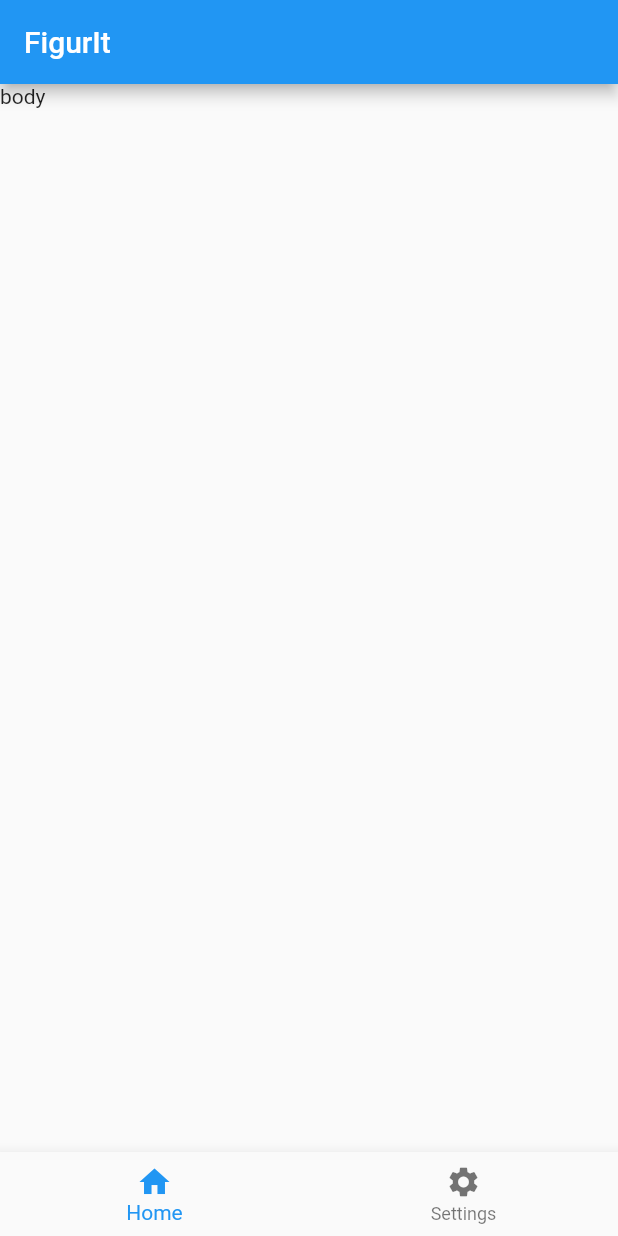
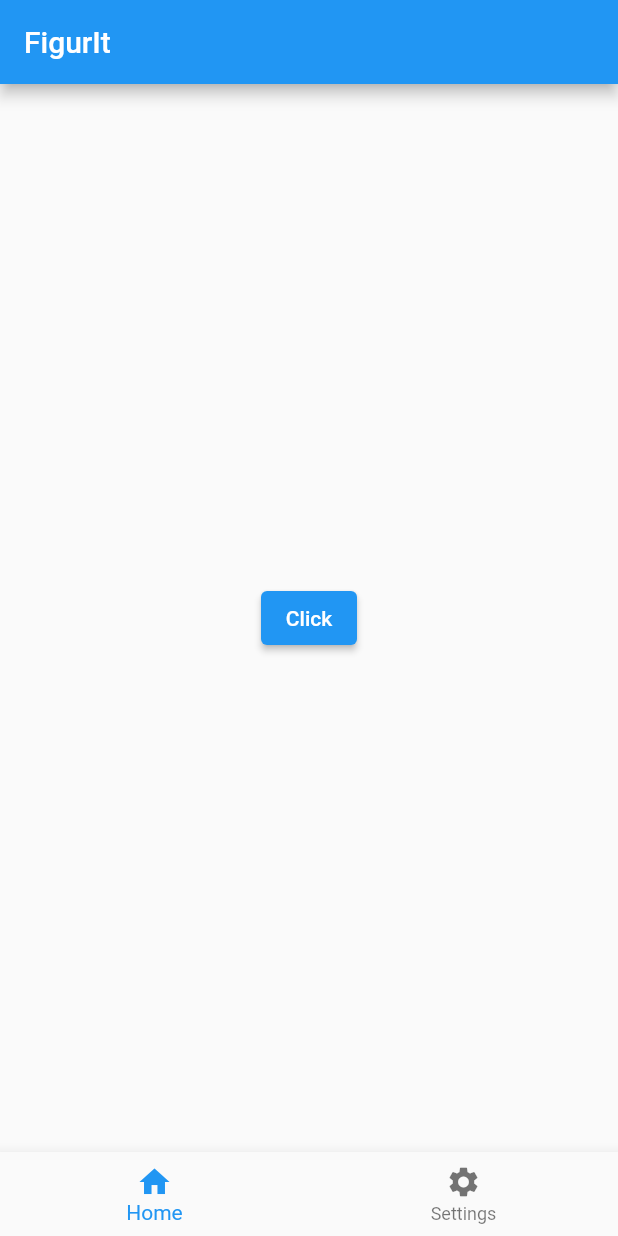
Before and after one commit to andrebarbadoUFSC/fluttertest, a Flutter app: the screen it shows after launch, on a phone screen of 412 x 824 dp. Run offline on Flutter 3.47's test engine with Material 2 defaults, Android fonts, the phone set to English and light mode, and no system bars.

Commit message:
botao central

```diff
--- a/lib/main.dart
+++ b/lib/main.dart
@@ -5,28 +5,30 @@ void main() {
 }
 
 class MyApp2 extends StatelessWidget {
-  const MyApp2({Key? key}) :super(key: key);
+  const MyApp2({Key? key}) : super(key: key);
 
   @override
-  Widget build(BuildContext context) {                      //tira o debug banner
+  Widget build(BuildContext context) {
+    //tira o debug banner
     return MaterialApp(
       debugShowCheckedModeBanner: false,
-      home: Scaffold(                                       // scaffold eh a parte principal do app a pag principal
-        appBar: AppBar(                                     // criei barra de cima
+      home: Scaffold(
+        // scaffold eh a parte principal do app a pag principal
+        appBar: AppBar(
+          // criei barra de cima
           title: const Text('FigurIt'),
         ),
-        body: const Text('body'),
+        body: Center(
+          child: ElevatedButton(onPressed: (){}, child: Text('Click')),
+        ), // mandandi para o meio, botao direito -> refactor
 
         bottomNavigationBar: BottomNavigationBar(
           items: const [
-            BottomNavigationBarItem(
-              label: 'Home',
-              icon: Icon(Icons.home)
-              ),
+            BottomNavigationBarItem(label: 'Home', icon: Icon(Icons.home)),
             BottomNavigationBarItem(
               label: 'Settings',
               icon: Icon(Icons.settings),
-              )
+            )
           ],
         ),
       ),
```
